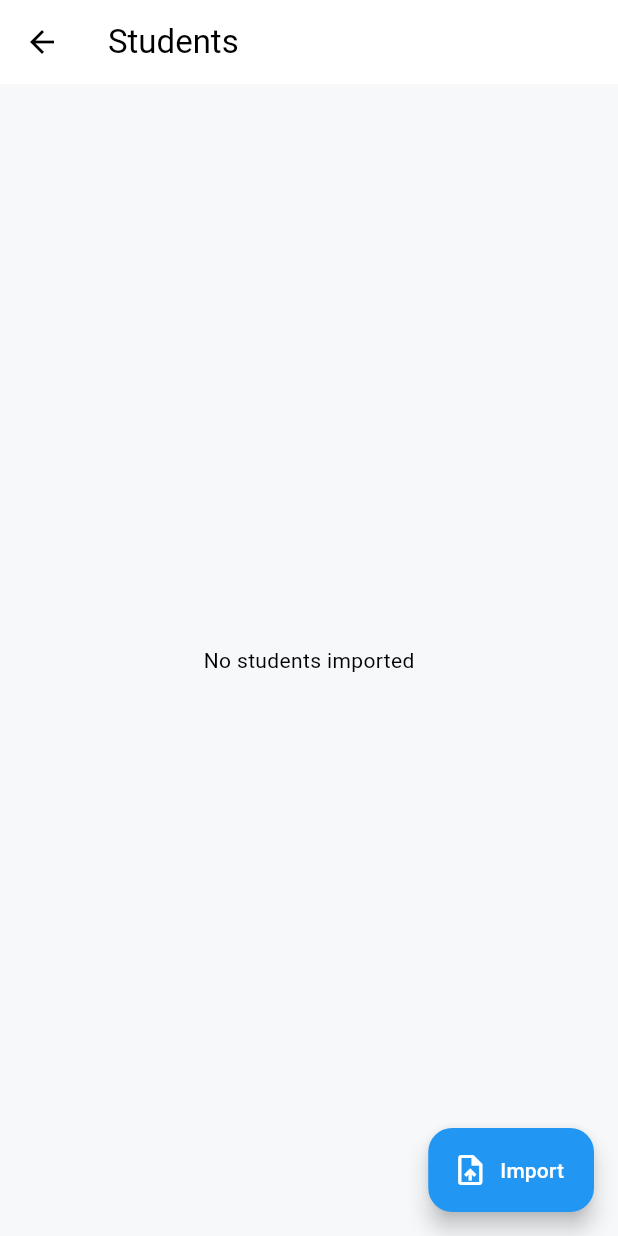
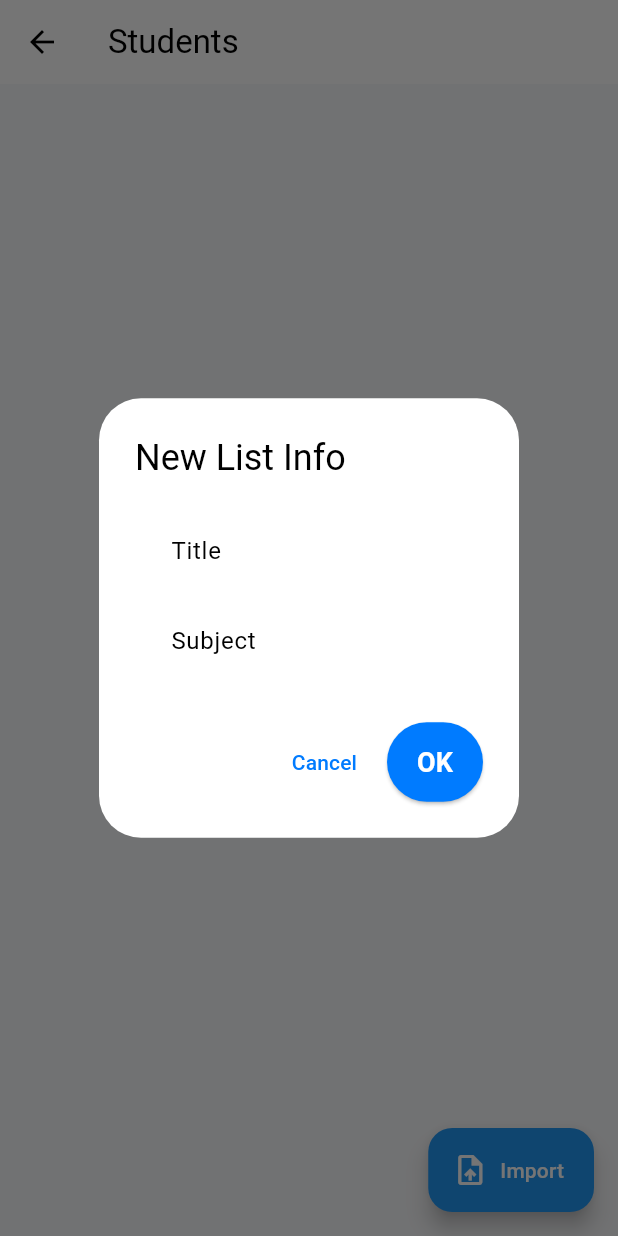
Before and after one commit to Bashar-Al-awasi/omr1, a Flutter app: the StudentListScreen screen opened by its route, after a tap on "Import", on a phone screen of 412 x 824 dp. Run offline on Flutter 3.47's test engine with Material 3 defaults, Android fonts, the phone set to English and light mode, and no system bars; our stand-ins replace file_picker, image_picker, open_file, pdf, sqflite; missing offline and left inert: document_file_save_plus, excel, opencv_dart; accounts and stored records are empty; generated files the repository leaves out were written again.

Commit message:
Added dialog to prompt for list title and subject before importing students. Updated import logic to use importFromFileWithMeta, ensuring each imported list is grouped by subject and title. Student lists are now organized and separated by subject and title for better management and clarity.

```diff
--- a/lib/screens/omr_scan_screen.dart
+++ b/lib/screens/omr_scan_screen.dart
@@ -42,6 +42,49 @@ class _OmrScanScreenState extends State<OmrScanScreen> {
   }
 
   Future<void> _pickStudentFile(AppLocalizations loc) async {
+    String? title;
+    String? subject;
+    await showDialog(
+      context: context,
+      builder: (ctx) {
+        final titleController = TextEditingController();
+        final subjectController = TextEditingController();
+        return AlertDialog(
+          title: const Text('New List Info'),
+          content: Column(
+            mainAxisSize: MainAxisSize.min,
+            children: [
+              TextField(
+                controller: titleController,
+                decoration: const InputDecoration(labelText: 'Title'),
+              ),
+              TextField(
+                controller: subjectController,
+                decoration: const InputDecoration(labelText: 'Subject'),
+              ),
+            ],
+          ),
+          actions: [
+            TextButton(
+              onPressed: () {
+                Navigator.of(ctx).pop();
+              },
+              child: const Text('Cancel'),
+            ),
+            ElevatedButton(
+              onPressed: () {
+                title = titleController.text.trim();
+                subject = subjectController.text.trim();
+                Navigator.of(ctx).pop();
+              },
+              child: const Text('OK'),
+            ),
+          ],
+        );
+      },
+    );
+    if (title == null || title!.isEmpty || subject == null || subject!.isEmpty) return;
+
     final result = await FilePicker.platform.pickFiles(
       type: FileType.custom,
       allowedExtensions: ['csv', 'txt', 'xls', 'xlsx'],
@@ -58,12 +101,12 @@ class _OmrScanScreenState extends State<OmrScanScreen> {
     );
     try {
       if (file.path != null) {
-        await provider.importFromFile(File(file.path!));
+        await provider.importFromFileWithMeta(File(file.path!), subject!, title!);
       } else if (file.bytes != null) {
         final tmp = await Directory.systemTemp.createTemp('omr_students');
         final f = File('${tmp.path}/${file.name}');
         await f.writeAsBytes(file.bytes!);
-        await provider.importFromFile(f);
+        await provider.importFromFileWithMeta(f, subject!, title!);
       }
       if (!mounted) return;
       ScaffoldMessenger.of(context).showSnackBar(SnackBar(content: Text(loc.studentsLoaded(provider.students.length))));
--- /dev/null
+++ b/lib/screens/student_group_screen.dart
@@ -0,0 +1,33 @@
+import 'package:flutter/material.dart';
+import '../models/student.dart';
+
+class StudentGroupScreen extends StatelessWidget {
+  final String subject;
+  final String title;
+  final List<Student> students;
+
+  const StudentGroupScreen({
+    super.key,
+    required this.subject,
+    required this.title,
+    required this.students,
+  });
+
+  @override
+  Widget build(BuildContext context) {
+    return Scaffold(
+      appBar: AppBar(title: Text('$subject - $title')),
+      body: ListView.builder(
+        itemCount: students.length,
+        itemBuilder: (_, i) {
+          final s = students[i];
+          return ListTile(
+            leading: CircleAvatar(child: Text((i + 1).toString())),
+            title: Text(s.name.isEmpty ? '—' : s.name),
+            subtitle: Text(s.studentId),
+          );
+        },
+      ),
+    );
+  }
+}
--- a/lib/screens/student_list_screen.dart
+++ b/lib/screens/student_list_screen.dart
@@ -4,11 +4,55 @@ import 'package:file_picker/file_picker.dart';
 import 'package:provider/provider.dart';
 import '../providers/student_provider.dart';
 import '../models/student.dart';
+import 'student_group_screen.dart';
 
 class StudentListScreen extends StatelessWidget {
   const StudentListScreen({super.key});
 
   Future<void> _pickAndImport(BuildContext context) async {
+    String? title;
+    String? subject;
+    await showDialog(
+      context: context,
+      builder: (ctx) {
+        final titleController = TextEditingController();
+        final subjectController = TextEditingController();
+        return AlertDialog(
+          title: const Text('New List Info'),
+          content: Column(
+            mainAxisSize: MainAxisSize.min,
+            children: [
+              TextField(
+                controller: titleController,
+                decoration: const InputDecoration(labelText: 'Title'),
+              ),
+              TextField(
+                controller: subjectController,
+                decoration: const InputDecoration(labelText: 'Subject'),
+              ),
+            ],
+          ),
+          actions: [
+            TextButton(
+              onPressed: () {
+                Navigator.of(ctx).pop();
+              },
+              child: const Text('Cancel'),
+            ),
+            ElevatedButton(
+              onPressed: () {
+                title = titleController.text.trim();
+                subject = subjectController.text.trim();
+                Navigator.of(ctx).pop();
+              },
+              child: const Text('OK'),
+            ),
+          ],
+        );
+      },
+    );
+    if (title == null || title!.isEmpty || subject == null || subject!.isEmpty) return;
+
     final result = await FilePicker.platform.pickFiles(allowMultiple: false, type: FileType.custom, allowedExtensions: ['csv', 'txt', 'xls', 'xlsx']);
     if (result == null) return;
     final path = result.files.single.path;
@@ -23,7 +67,7 @@ class StudentListScreen extends StatelessWidget {
       builder: (_) => const Center(child: CircularProgressIndicator()),
     );
     try {
-      await provider.importFromFile(file);
+      await provider.importFromFileWithMeta(file, subject!, title!);
       messenger.showSnackBar(const SnackBar(content: Text('Import complete')));
     } catch (e) {
       messenger.showSnackBar(SnackBar(content: Text('Import failed: $e')));
@@ -39,16 +83,49 @@ class StudentListScreen extends StatelessWidget {
       body: Consumer<StudentProvider>(builder: (context, prov, _) {
         final list = prov.students;
         if (list.isEmpty) return const Center(child: Text('No students imported'));
-        return ListView.builder(
-          itemCount: list.length,
-          itemBuilder: (_, i) {
-            final Student s = list[i];
-            return ListTile(
-              leading: CircleAvatar(child: Text((i + 1).toString())),
-              title: Text(s.name.isEmpty ? '—' : s.name),
-              subtitle: Text(s.studentId),
-            );
-          },
+
+        // Group students by subject and title
+        final Map<String, Map<String, List<Student>>> grouped = {};
+        for (final s in list) {
+          final subject = s.subject ?? 'Unknown Subject';
+          final title = s.title ?? 'Unknown Title';
+          grouped.putIfAbsent(subject, () => {});
+          grouped[subject]!.putIfAbsent(title, () => []);
+          grouped[subject]![title]!.add(s);
+        }
+
+        return ListView(
+          children: grouped.entries.expand((subjectEntry) {
+            final subject = subjectEntry.key;
+            final titles = subjectEntry.value;
+            return [
+              Padding(
+                padding: const EdgeInsets.symmetric(vertical: 8, horizontal: 16),
+                child: Text(subject, style: const TextStyle(fontSize: 18, fontWeight: FontWeight.bold)),
+              ),
+              ...titles.entries.map((titleEntry) {
+                final title = titleEntry.key;
+                final students = titleEntry.value;
+                return Card(
+                  margin: const EdgeInsets.symmetric(horizontal: 16, vertical: 4),
+                  child: ListTile(
+                    title: Text(title, style: const TextStyle(fontWeight: FontWeight.bold)),
+                    subtitle: Text('${students.length} students'),
+                    trailing: const Icon(Icons.arrow_forward_ios),
+                    onTap: () {
+                      Navigator.of(context).push(MaterialPageRoute(
+                        builder: (_) => StudentGroupScreen(
+                          subject: subject,
+                          title: title,
+                          students: students,
+                        ),
+                      ));
+                    },
+                  ),
+                );
+              })
+            ];
+          }).toList(),
         );
       }),
       floatingActionButton: FloatingActionButton.extended(
```
Also changed, not shown: lib/providers/student_provider.dart (+10 -13 lines).
